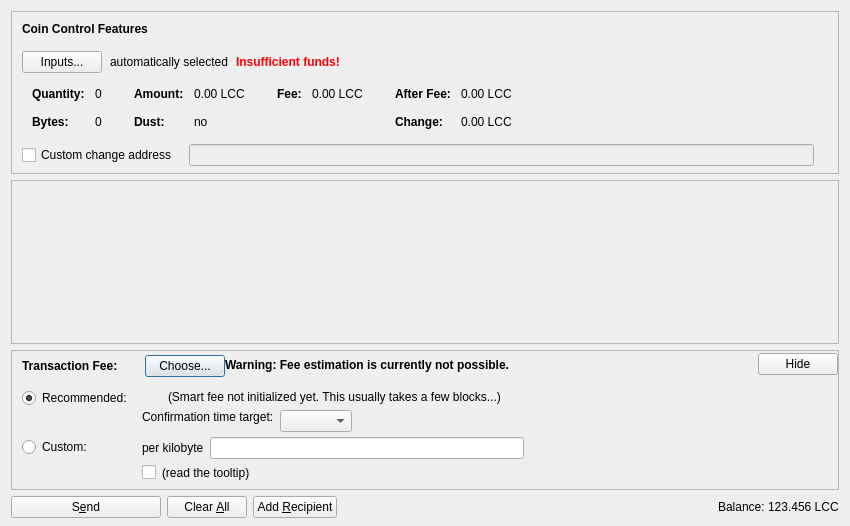
Before: the Qt Designer form src/qt/forms/sendcoinsdialog.ui in litecoincash-project/litecoincash, drawn with Qt 5.
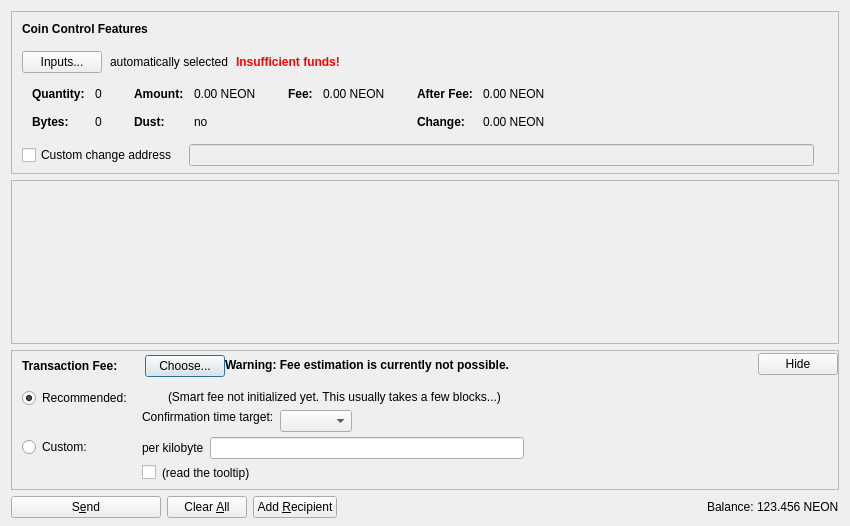
After: the same form once the commit is applied. Icons and pictures are not drawn. Custom widgets are drawn as their Qt base class.

Commit message: general: initial rename LCC -> NEON

```diff
--- a/src/qt/forms/sendcoinsdialog.ui
+++ b/src/qt/forms/sendcoinsdialog.ui
@@ -324,7 +324,7 @@
                   <enum>Qt::ActionsContextMenu</enum>
                  </property>
                  <property name="text">
-                  <string notr="true">0.00 LCC</string>
+                  <string notr="true">0.00 NEON</string>
                  </property>
                  <property name="textInteractionFlags">
                   <set>Qt::LinksAccessibleByMouse|Qt::TextSelectableByKeyboard|Qt::TextSelectableByMouse</set>
@@ -404,7 +404,7 @@
                   <enum>Qt::ActionsContextMenu</enum>
                  </property>
                  <property name="text">
-                  <string notr="true">0.00 LCC</string>
+                  <string notr="true">0.00 NEON</string>
                  </property>
                  <property name="textInteractionFlags">
                   <set>Qt::LinksAccessibleByMouse|Qt::TextSelectableByKeyboard|Qt::TextSelectableByMouse</set>
@@ -455,7 +455,7 @@
                   <enum>Qt::ActionsContextMenu</enum>
                  </property>
                  <property name="text">
-                  <string notr="true">0.00 LCC</string>
+                  <string notr="true">0.00 NEON</string>
                  </property>
                  <property name="textInteractionFlags">
                   <set>Qt::LinksAccessibleByMouse|Qt::TextSelectableByKeyboard|Qt::TextSelectableByMouse</set>
@@ -484,7 +484,7 @@
                   <enum>Qt::ActionsContextMenu</enum>
                  </property>
                  <property name="text">
-                  <string notr="true">0.00 LCC</string>
+                  <string notr="true">0.00 NEON</string>
                  </property>
                  <property name="textInteractionFlags">
                   <set>Qt::LinksAccessibleByMouse|Qt::TextSelectableByKeyboard|Qt::TextSelectableByMouse</set>
@@ -1237,7 +1237,7 @@
           <cursorShape>IBeamCursor</cursorShape>
          </property>
          <property name="text">
-          <string notr="true">123.456 LCC</string>
+          <string notr="true">123.456 NEON</string>
          </property>
          <property name="textInteractionFlags">
           <set>Qt::LinksAccessibleByMouse|Qt::TextSelectableByKeyboard|Qt::TextSelectableByMouse</set>
```
Left out of the diff: 4 changed lines with no effect on the pictures. The commit also changes 344 other files.
